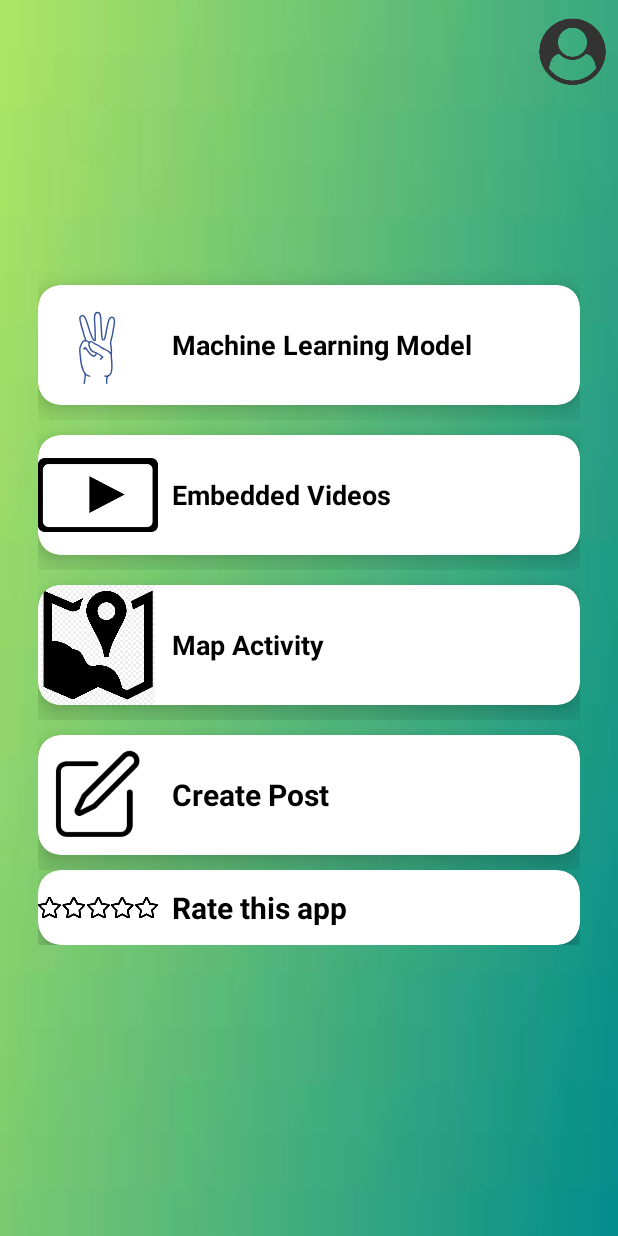
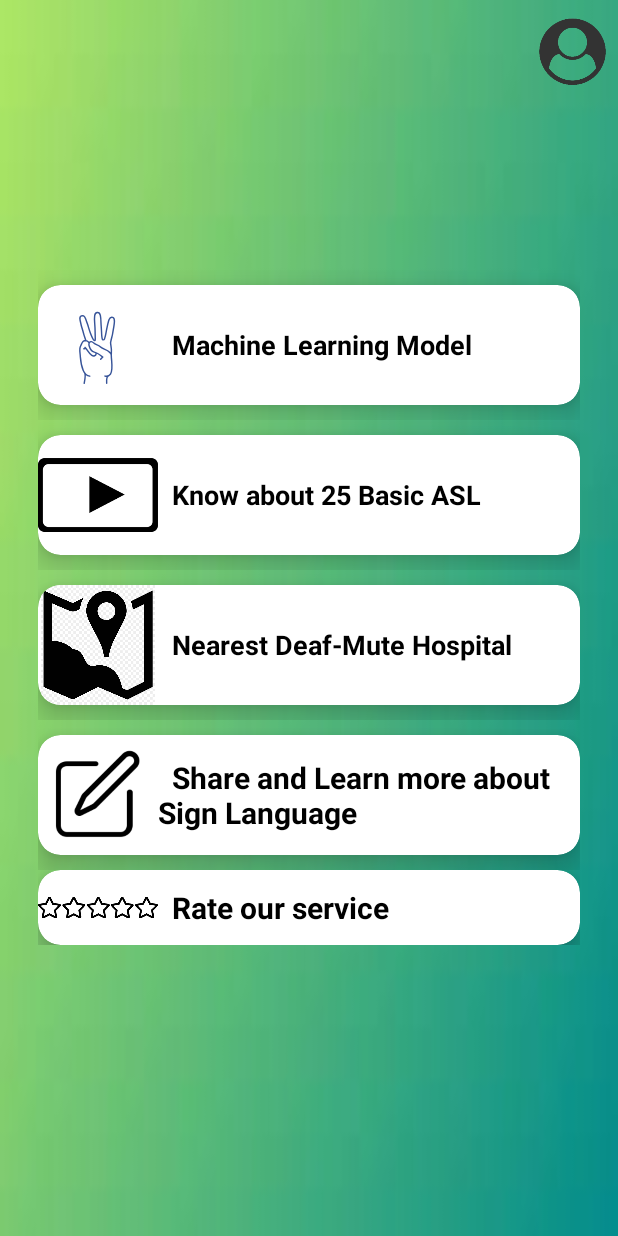
Before and after one commit to Easha49/SignDigit_v2, an Android app: the MainActivity screen opened directly, with no data from a screen before it, on a phone screen of 412 x 824 dp. Run offline under Robolectric (Android 15) with nearby library versions, the phone set to English and light mode, and no system bars.

```diff
--- a/app/src/main/res/layout/activity_main.xml
+++ b/app/src/main/res/layout/activity_main.xml
@@ -129,7 +129,7 @@
                     android:layout_width="wrap_content"
                     android:layout_height="wrap_content"
                     android:layout_gravity="center"
-                    android:text="  Embedded Videos"
+                    android:text="  Know about 25 Basic ASL"
                     android:textColor="@color/black"
                     android:textSize="18sp"
                     android:textStyle="bold" />
@@ -178,7 +178,7 @@
                     android:layout_width="wrap_content"
                     android:layout_height="wrap_content"
                     android:layout_gravity="center"
-                    android:text="  Map Activity"
+                    android:text="  Nearest Deaf-Mute Hospital"
                     android:textColor="@color/black"
                     android:textSize="18sp"
                     android:textStyle="bold" />
@@ -228,7 +228,7 @@
                     android:layout_width="wrap_content"
                     android:layout_height="wrap_content"
                     android:layout_gravity="center"
-                    android:text="  Create Post"
+                    android:text="  Share and Learn more about Sign Language"
                     android:textColor="@color/black"
                     android:textSize="20sp"
                     android:textStyle="bold"/>
@@ -277,7 +277,7 @@
                     android:layout_width="wrap_content"
                     android:layout_height="wrap_content"
                     android:layout_gravity="center"
-                    android:text="  Rate this app"
+                    android:text="  Rate our service"
                     android:textColor="@color/black"
                     android:textSize="20sp"
                     android:textStyle="bold"/>
```
